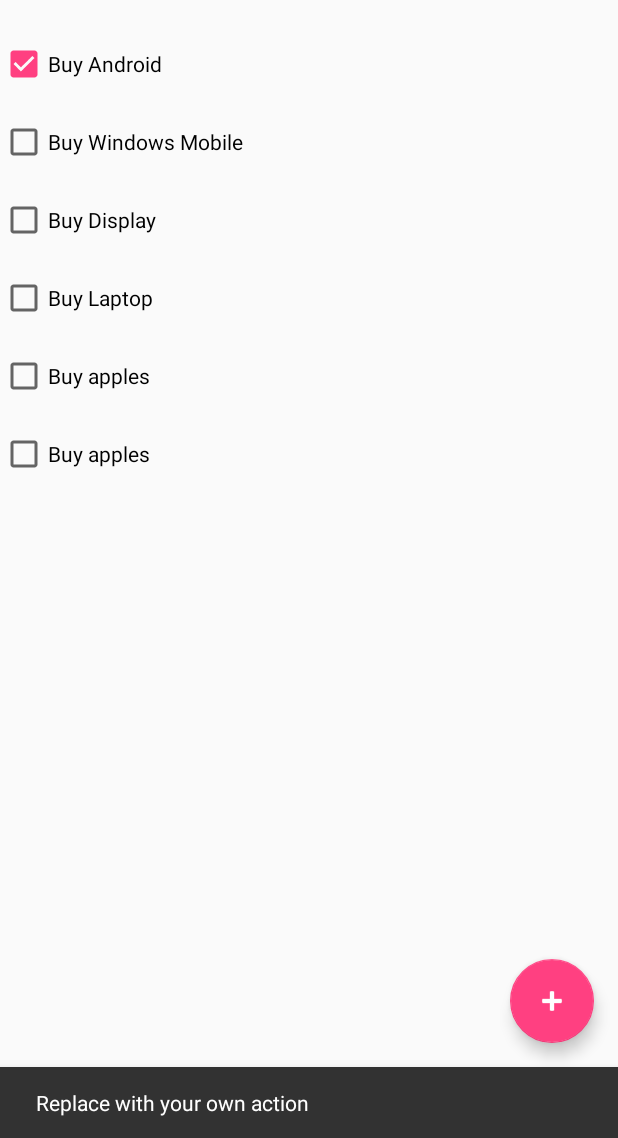
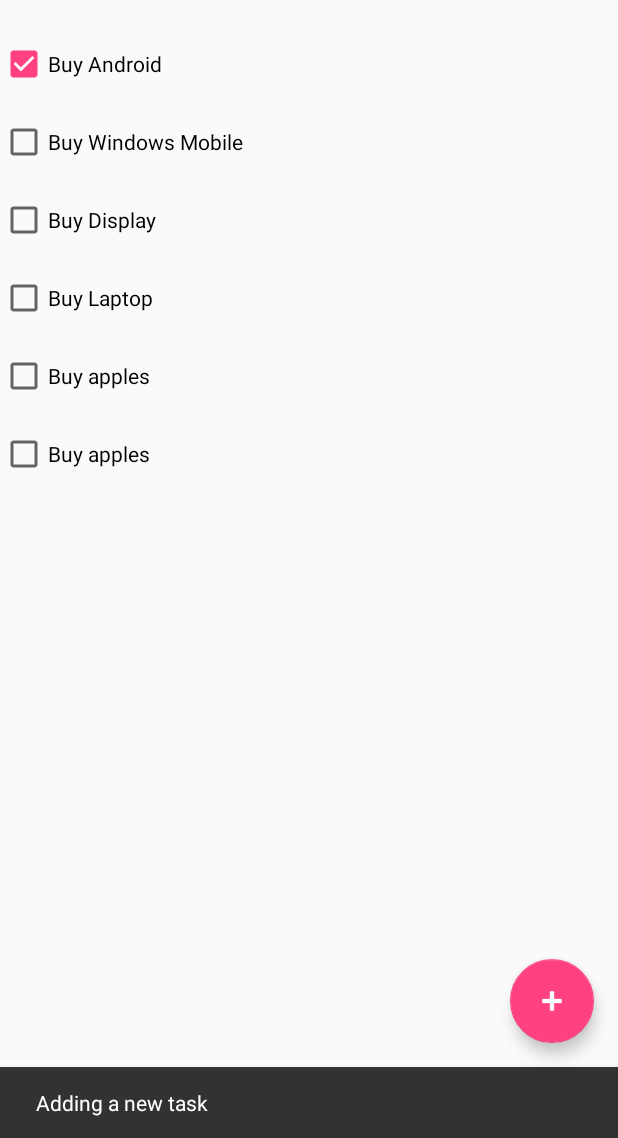
Before and after one commit to ShalakaSharma/I527-LabAssignments, an Android app: the screen it shows after launch (MainActivity), after a tap on an icon or button, on a phone screen of 412 x 824 dp, the part 98-1236 px from its top. Run offline under Robolectric (Android 15) with nearby library versions, the phone set to English and light mode, and no system bars; 2 statements that could not run were skipped.

Commit message:
all changes
main activity

```diff
--- a/TodoListApp/app/src/main/java/iu/i527/shalaka/todolistapp/MainActivity.java
+++ b/TodoListApp/app/src/main/java/iu/i527/shalaka/todolistapp/MainActivity.java
@@ -13,6 +13,9 @@
 import android.view.Menu;
 import android.view.MenuItem;
 
+import java.util.ArrayList;
+import java.util.Date;
+
 public class MainActivity extends AppCompatActivity
         implements NavigationView.OnNavigationItemSelectedListener {
 
@@ -27,7 +30,7 @@
         fab.setOnClickListener(new View.OnClickListener() {
             @Override
             public void onClick(View view) {
-                Snackbar.make(view, "Replace with your own action", Snackbar.LENGTH_LONG)
+                Snackbar.make(view, "Adding a new task", Snackbar.LENGTH_LONG)
                         .setAction("Action", null).show();
             }
         });
@@ -40,8 +43,31 @@
 
         NavigationView navigationView = (NavigationView) findViewById(R.id.nav_view);
         navigationView.setNavigationItemSelectedListener(this);
+        initList();
+        startList();
     }
 
+    public void initList(){
+
+        NavigationView navigationView = (NavigationView) findViewById(R.id.nav_view);
+        ArrayList<ToDoTask> questionList1 = getListItems();
+
+    }
+
+    public ArrayList<ToDoTask> getListItems(){
+
+        ArrayList<ToDoTask> toDoList = new ArrayList<ToDoTask>();
+        Date dt = new Date();
+        ToDoTask q1 = new ToDoTask();
+        ToDoTask q2 = new ToDoTask();
+        ToDoTask q3 = new ToDoTask();
+        ToDoTask q4 = new ToDoTask();
+        toDoList.add(q1);
+        toDoList.add(q2);
+        toDoList.add(q3);
+        toDoList.add(q4);
+        return questionList;
+    }
     @Override
     public void onBackPressed() {
         DrawerLayout drawer = (DrawerLayout) findViewById(R.id.drawer_layout);
@@ -80,20 +106,15 @@
         // Handle navigation view item clicks here.
         int id = item.getItemId();
 
-        if (id == R.id.nav_camera) {
-            // Handle the camera action
-        } else if (id == R.id.nav_gallery) {
+        if (id == R.id.nav_all_tasks) {
+            // Handle the all tasks
+        } else if (id == R.id.nav_all_tasks) {
 
-        } else if (id == R.id.nav_slideshow) {
+        } else if (id == R.id.nav_pending) {
 
-        } else if (id == R.id.nav_manage) {
-
-        } else if (id == R.id.nav_share) {
-
-        } else if (id == R.id.nav_send) {
+        } else if (id == R.id.nav_completed) {
 
         }
-
         DrawerLayout drawer = (DrawerLayout) findViewById(R.id.drawer_layout);
         drawer.closeDrawer(GravityCompat.START);
         return true;
--- a/TodoListApp/app/src/main/java/iu/i527/shalaka/todolistapp/ToDoTask.java
+++ b/TodoListApp/app/src/main/java/iu/i527/shalaka/todolistapp/ToDoTask.java
@@ -12,8 +12,8 @@
 
 public class ToDoTask  {
 
+    private String task_description;
     private Date date;
-    private String task_description;
     private boolean status;
 
     public Date getDate() {
```
